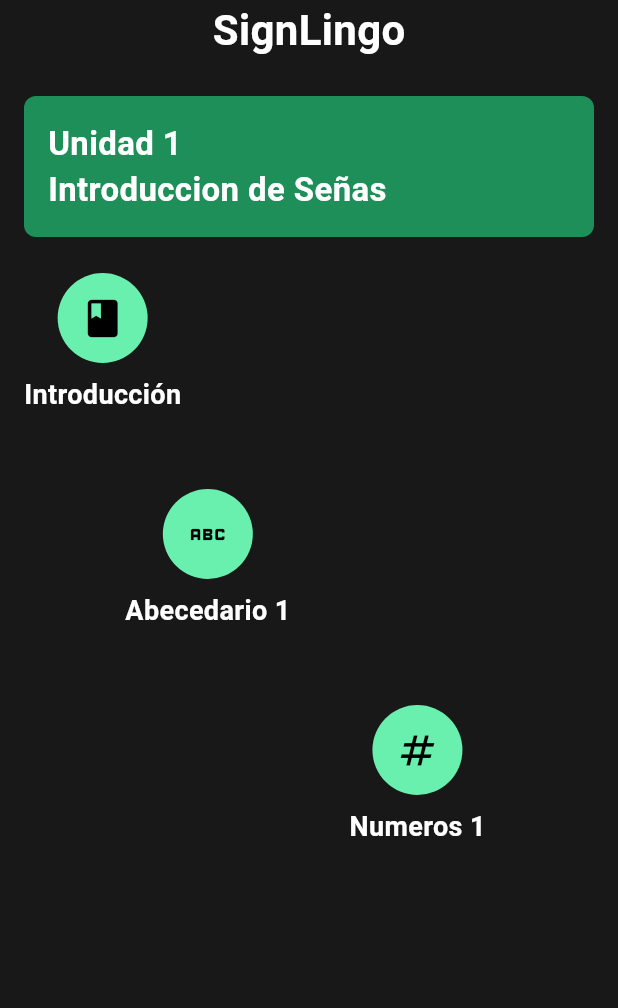
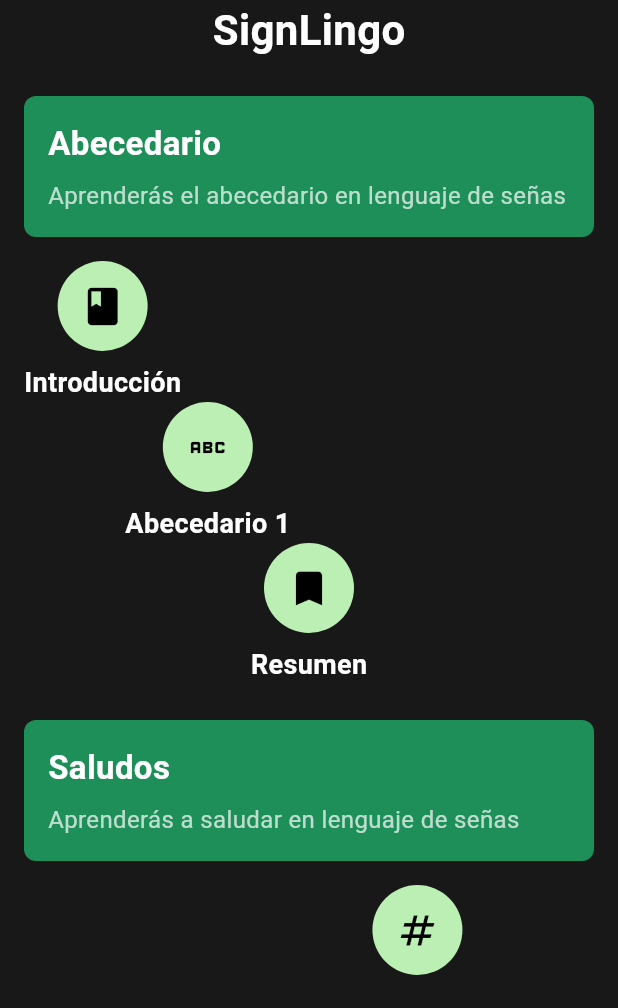
Before and after one commit to Sign-Squad/SignLingo-Aplicacion-Movil, a Flutter app: the HomePage screen opened directly, on a phone screen of 412 x 824 dp, the part 228-1236 px from its top. Run offline on Flutter 3.47's test engine with Material 3 defaults, Android fonts, the phone set to English and light mode, and no system bars.

Commit message:
feat: home updated

```diff
--- a/lib/main.dart
+++ b/lib/main.dart
@@ -8,13 +8,12 @@ void main() {
 class MyApp extends StatelessWidget {
   const MyApp({super.key});
 
-  // This widget is the root of your application.
   @override
   Widget build(BuildContext context) {
     return MaterialApp(
       title: 'Flutter Demo',
+      debugShowCheckedModeBanner: false,  // Eliminar la etiqueta de debug
       theme: ThemeData(
-
         colorScheme: ColorScheme.fromSeed(seedColor: Colors.deepPurple),
         useMaterial3: true,
       ),
--- a/lib/screens/home.dart
+++ b/lib/screens/home.dart
@@ -6,7 +6,7 @@ class HomePage extends StatelessWidget {
   @override
   Widget build(BuildContext context) {
     return Scaffold(
-      backgroundColor: const Color(0xFF181818), // Fondo oscuro
+      backgroundColor: const Color(0xFF181818),
       appBar: AppBar(
         backgroundColor: Colors.transparent,
         elevation: 0,
@@ -43,6 +43,7 @@ class HomePage extends StatelessWidget {
       ),
       body: Padding(
         padding: const EdgeInsets.all(16.0),
+        child: SingleChildScrollView(
           child: Column(
             crossAxisAlignment: CrossAxisAlignment.start,
             children: [
@@ -67,60 +68,140 @@ class HomePage extends StatelessWidget {
               ),
               const SizedBox(height: 24),
 
-            // Unidad Title
-            Container(
+              // Construir las unidades y lecciones dinámicamente desde el JSON
+              ..._buildContentFromData(),
+            ],
+          ),
+        ),
+      ),
+    );
+  }
+
+  // Datos de las unidades
+  List<Map<String, dynamic>> _getUnitsData() {
+    return [
+      {
+        "id": 1,
+        "sectionName": "Abecedario",
+        "description": "Aprenderás el abecedario en lenguaje de señas"
+      },
+      {
+        "id": 2,
+        "sectionName": "Saludos",
+        "description": "Aprenderás a saludar en lenguaje de señas"
+      },
+    ];
+  }
+
+  // Función que retorna los datos de las lecciones como un JSON interno
+  List<Map<String, dynamic>> _getLessonsData() {
+    return [
+      {
+        'icon': 'book',
+        'title': 'Introducción',
+        'position': 1,
+        'SectionID': 1,
+      },
+      {
+        'icon': 'abc',
+        'title': 'Abecedario 1',
+        'position': 3,
+        'SectionID': 1,
+      },
+      {
+        'icon': 'numbers_outlined',
+        'title': 'Números 1',
+        'position': 7,
+        'SectionID': 2,
+      },
+      {
+        'icon': 'numbers_outlined',
+        'title': 'Números 2',
+        'SectionID': 2, // sin 'position', debe centrarse automáticamente
+      },
+      {
+        'icon': 'bookmark',
+        'title': 'Resumen',
+        'SectionID': 1, // sin 'position', debe centrarse automáticamente
+      },
+    ];
+  }
+
+  // Combina unidades y lecciones
+  List<Widget> _buildContentFromData() {
+    var unitsData = _getUnitsData();
+    var lessonsData = _getLessonsData();
+
+    return unitsData.map((unit) {
+      // Crear el widget para la unidad
+      List<Widget> content = [
+        _buildUnit(
+          sectionName: unit['sectionName'],
+          description: unit['description'],
+        ),
+        const SizedBox(height: 16),
+      ];
+
+      // Agregar lecciones correspondientes a esta unidad
+      var filteredLessons = lessonsData.where((lesson) => lesson['SectionID'] == unit['id']).toList();
+      content.addAll(filteredLessons.map((lesson) {
+        return _buildLessonStep(
+          icon: _getIconFromString(lesson['icon']),
+          title: lesson['title'],
+          iconColor: const Color(0xFFBCEFB3),
+          position: lesson['position'] ?? 5,
+        );
+      }).toList());
+
+      // Separar cada unidad
+      content.add(const SizedBox(height: 24));
+
+      return Column(children: content);
+    }).toList();
+  }
+
+  // Widget para cada unidad
+  Widget _buildUnit({
+    required String sectionName,
+    required String description,
+  }) {
+    return Container(
       width: double.infinity,
       padding: const EdgeInsets.all(16),
       decoration: BoxDecoration(
         color: const Color(0xFF1e8f59),
         borderRadius: BorderRadius.circular(8),
       ),
-              child: const Text(
-                'Unidad 1\nIntroduccion de Señas',
-                style: TextStyle(
+      child: Column(
+        crossAxisAlignment: CrossAxisAlignment.start,
+        children: [
+          Text(
+            sectionName,
+            style: const TextStyle(
               fontSize: 22,
               fontWeight: FontWeight.bold,
               color: Colors.white,
             ),
           ),
+          const SizedBox(height: 8),
+          Text(
+            description,
+            style: const TextStyle(
+              fontSize: 16,
+              color: Colors.white70,
             ),
-            const SizedBox(height: 24),
-
-            // First Lesson - Introducción
-            _buildLessonStep(
-              icon: Icons.book,
-              title: 'Introducción',
-              iconColor: Colors.greenAccent,
-              position: 1, // Casi a la izquierda
-            ),
-            const SizedBox(height: 50),
-
-            _buildLessonStep(
-              icon: Icons.abc,
-              title: 'Abecedario 1',
-              iconColor: Colors.greenAccent,
-              position: 3, // Un poco más a la izquierda
-            ),
-            const SizedBox(height: 50),
-
-            _buildLessonStep(
-              icon: Icons.numbers_outlined,
-              title: 'Numeros 1',
-              iconColor: Colors.greenAccent,
-              position: 7, // Un poco más a la derecha
           ),
         ],
-        ),
       ),
     );
   }
 
-  // Widget para cada lección con la nueva propiedad 'position'
+  // Widget para cada lección con la propiedad 'position'
   Widget _buildLessonStep({
     required IconData icon,
     required String title,
     required Color iconColor,
-    required int position, // Posición entre 1 (izquierda), 5 (centro), 9 (derecha)
+    required int position,
   }) {
     return Row(
       children: [
@@ -162,9 +243,18 @@ class HomePage extends StatelessWidget {
 
   // Función para obtener la alineación en función de la posición
   Alignment _getPositionAlignment(int position) {
-    // La posición va de 1 (muy a la izquierda) a 9 (muy a la derecha)
-    // Mapeamos de 1-9 a -1.0 (izquierda) a 1.0 (derecha)
     double alignmentX = (position - 5) / 4;
-    return Alignment(alignmentX, 0);  // Sólo manipulamos el eje X
+    return Alignment(alignmentX, 0);
+  }
+
+  // Optimización de _getIconFromString usando un mapa para evitar múltiples casos
+  IconData _getIconFromString(String iconStr) {
+    Map<String, IconData> iconMap = {
+      'book': Icons.book,
+      'abc': Icons.abc,
+      'numbers_outlined': Icons.numbers_outlined,
+      'bookmark': Icons.bookmark,
+    };
+    return iconMap[iconStr] ?? Icons.help;
   }
 }
```
Lines whose indentation alone changed are shown as unchanged.
